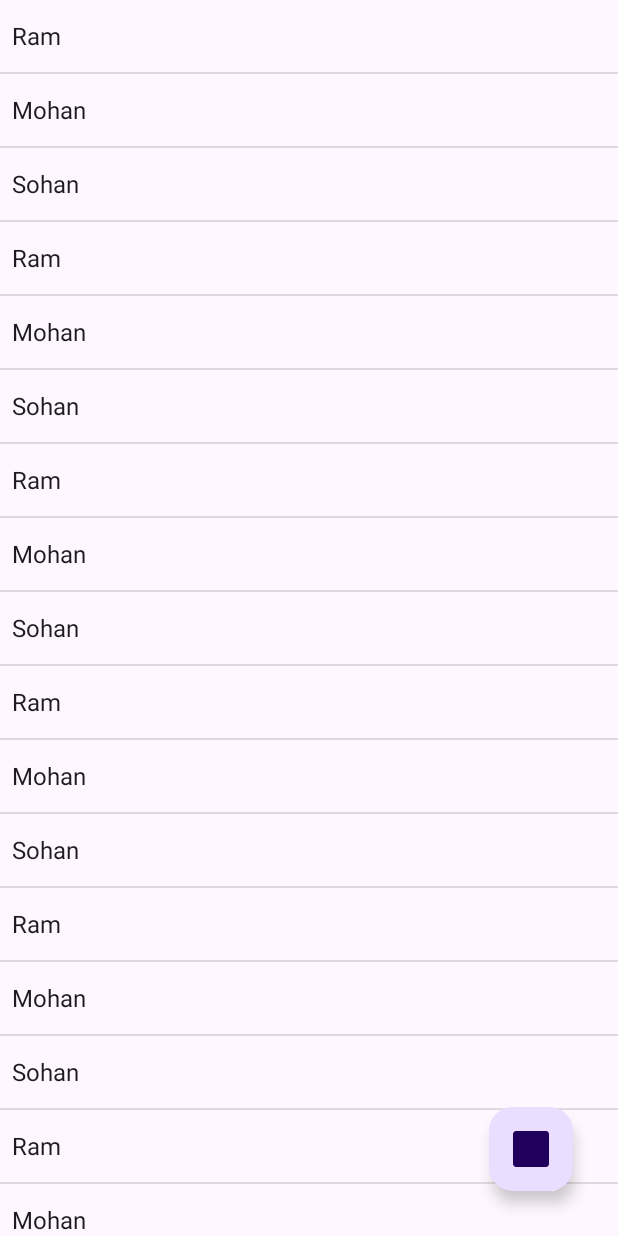
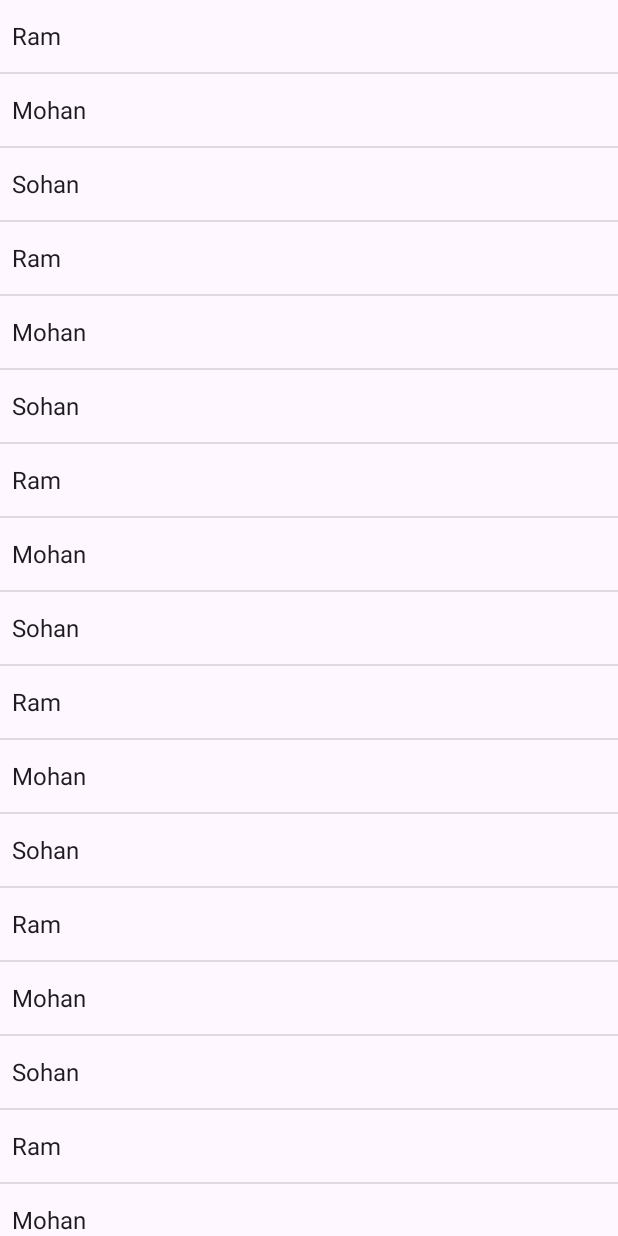
Before and after one commit to sudishk/ListView-In-Android-Kotlin, an Android app: the screen it shows after launch (MainActivity), on a phone screen of 412 x 824 dp. Run offline under Robolectric (Android 15) with nearby library versions, the phone set to English and light mode, and no system bars.

```diff
--- a/app/src/main/java/com/edugaon/crudinarraylist/MainActivity.kt
+++ b/app/src/main/java/com/edugaon/crudinarraylist/MainActivity.kt
@@ -26,31 +26,9 @@ class MainActivity : AppCompatActivity() {
 
 
         val userListView = findViewById<ListView>(R.id.userListView)
-        val userNameList = arrayListOf("Ram", "Mohan", "Sohan", "Ram", "Mohan", "Sohan","Ram", "Mohan", "Sohan", "Ram", "Mohan", "Sohan","Ram", "Mohan", "Sohan","Ram", "Mohan", "Sohan")
-        userListView.adapter =ArrayAdapter(this, androidx.appcompat.R.layout.support_simple_spinner_dropdown_item, userNameList )
+        val userNameList = arrayListOf("Ram", "Mohan", "Sohan", "Ram", "Mohan", "Sohan","Ram", "Mohan", "Sohan", "Ram", "Mohan", "Sohan","Ram", "Mohan", "Sohan","Ram", "Mohan", "Sohan") // user list for
+        userListView.adapter =ArrayAdapter(this, androidx.appcompat.R.layout.support_simple_spinner_dropdown_item, userNameList )  // adding Adapter to list view for showing data with itemLayout
 
-        val addUserButton = findViewById<FloatingActionButton>(R.id.addUserButton)
-
-        addUserButton.setOnClickListener {
-            val addUserLayout = layoutInflater.inflate(R.layout.add_user_layout, null, false)
-
-            val alertDialog = AlertDialog.Builder(this).create()
-            alertDialog.setView(addUserLayout)
-            alertDialog.show()
-
-            val addNowButton = addUserLayout.findViewById<Button>(R.id.addNowBtn)
-            val nameEditText = addUserLayout.findViewById<EditText>(R.id.nameEditText)
-            addNowButton.setOnClickListener {
-
-                userNameList.add(nameEditText.text.toString())
-                userListView.adapter =ArrayAdapter(this, androidx.appcompat.R.layout.support_simple_spinner_dropdown_item, userNameList )
-
-                alertDialog.dismiss()
-            }
-
-
-
-        }
 //        userNameList.add("Geeta")
 //        userNameList.remove("Mohan")
 //       userNameList[0] = ""
--- a/app/src/main/res/layout/activity_main.xml
+++ b/app/src/main/res/layout/activity_main.xml
@@ -6,7 +6,7 @@
     android:layout_width="match_parent"
     android:layout_height="match_parent"
     tools:context=".MainActivity">
-
+<!--ListView For showing list of user into listView-->
     <ListView
         android:id="@+id/userListView"
         android:layout_width="wrap_content"
@@ -17,13 +17,5 @@
         app:layout_constraintStart_toStartOf="parent"
         app:layout_constraintTop_toTopOf="parent" />
 
-    <com.google.android.material.floatingactionbutton.FloatingActionButton
-        android:id="@+id/addUserButton"
-        android:layout_width="wrap_content"
-        android:layout_height="wrap_content"
-        android:layout_alignParentBottom="true"
-        android:layout_alignParentRight="true"
-        android:src="@mipmap/ic_launcher"
-        android:layout_margin="30dp"/>
 
 </RelativeLayout>
```
